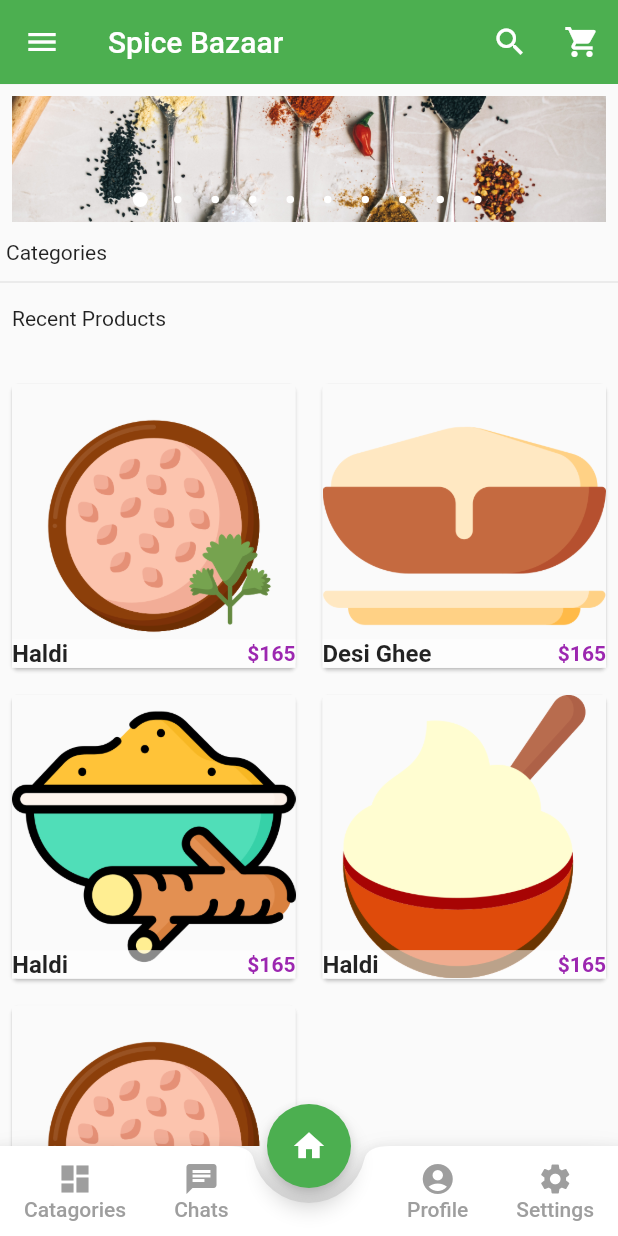
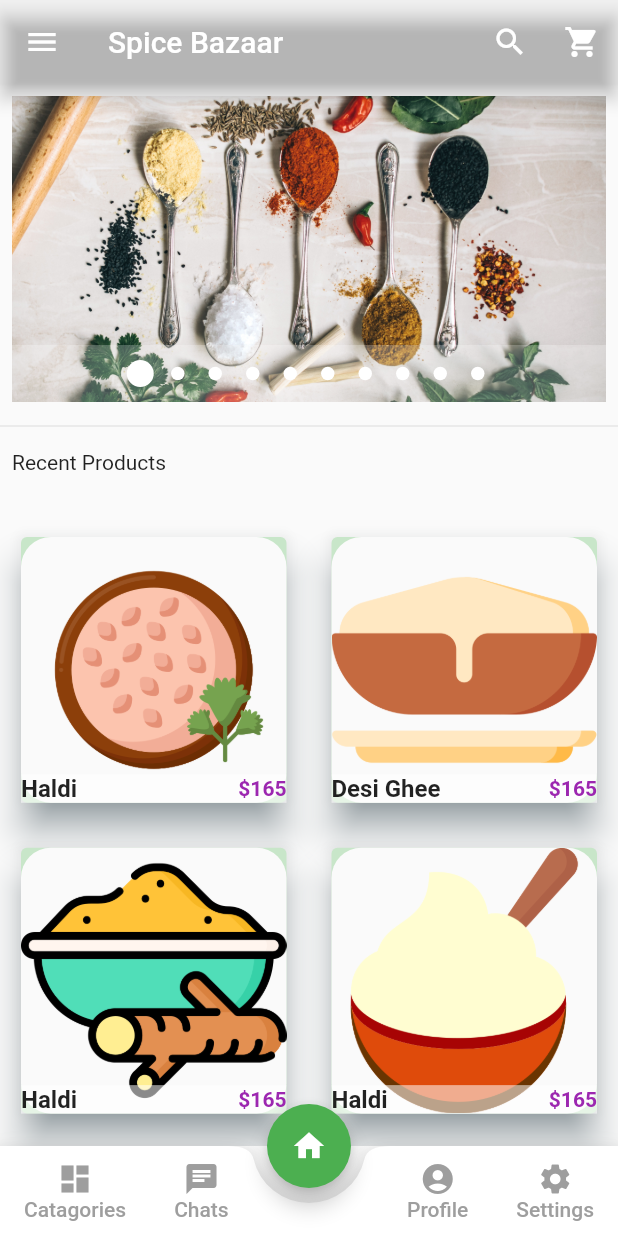
Before and after one commit to AwaisSafdar9111/Masala_Mandi, a Flutter app: the screen it shows after launch, on a phone screen of 412 x 824 dp. Run offline on Flutter 3.47's test engine with Material 2 defaults, Android fonts, the light colour scheme and no system bars; drawn by our look-alikes of carousel_pro; our stand-ins replace firebase_auth, firebase_core, font_awesome_flutter, google_sign_in; accounts and stored records are empty.

Commit message:
File updation

```diff
--- a/lib/categories/horizontal_listview.dart
+++ b/lib/categories/horizontal_listview.dart
@@ -3,8 +3,8 @@ class HorizontalList extends StatelessWidget {
   @override
   Widget build(BuildContext context) {
     return Container(
-      height: 50.0,
-      padding: EdgeInsets.all(0.5),
+      height: 100.0,
+      padding: EdgeInsets.all(10),
       child: ListView(
         scrollDirection: Axis.horizontal,
 
@@ -47,7 +47,7 @@ class Category extends StatelessWidget {
   @override
   Widget build(BuildContext context) {
     return Padding(
-      padding: EdgeInsets.all(3.0),
+      padding: EdgeInsets.all(10.0),
       child: InkWell(
         onTap: () {},
         child: Container(
--- a/lib/categories/products.dart
+++ b/lib/categories/products.dart
@@ -83,9 +83,14 @@ class Single_pro extends StatelessWidget {
   @override
   Widget build(BuildContext context) {
     return Card(
+      margin: EdgeInsets.all(10),
+      color: Colors.green[100],
+      shadowColor: Colors.blueGrey,
+      elevation: 10,
       child: Hero(
         tag: new Text("hero tag 1`"),
         child: Material(
+          borderRadius: BorderRadius.circular(20.0),
           child: InkWell(
             onTap: () => Navigator.of(context).push(
               //here we are passing the values of the product to the product details page
--- a/lib/screens/index.dart
+++ b/lib/screens/index.dart
@@ -15,7 +15,7 @@ class _HomePageState extends State<HomePage> {
   @override
   Widget build(BuildContext context) {
     Widget imageCarousel=Container(
-      height: 100,
+      height: 220,
       padding: EdgeInsets.all(8.0),
 
       //width: MediaQuery.of(context).size.width,
@@ -35,11 +35,10 @@ class _HomePageState extends State<HomePage> {
 
         ],
         autoplay: true,
-        dotSize: 5.0,
+        dotSize: 9.0,
         overlayShadowColors: Colors.black12,
-        dotBgColor: Colors.transparent,
+        dotBgColor: Colors.white24,
         indicatorBgPadding: 10.0,
-
         animationCurve: Curves.fastOutSlowIn,
         animationDuration: const Duration(milliseconds: 500),
 
@@ -47,8 +46,8 @@ class _HomePageState extends State<HomePage> {
     );
     return Scaffold(
       appBar: AppBar(
-        elevation: 0.1,
-        backgroundColor: Colors.green,
+        elevation: 5,
+        backgroundColor: Colors.transparent,
         title: const Text('Spice Bazaar'),
         actions: <Widget>[
           IconButton(
@@ -144,12 +143,6 @@ class _HomePageState extends State<HomePage> {
       body: Column(
         children:<Widget> [
           imageCarousel,
-          //padding widget
-          new Padding(padding: const EdgeInsets.all(4.0),
-            child: Container(
-                alignment: Alignment.centerLeft,
-                child: new Text("Categories ")),
-          ),
 
           const Divider(),
           //padding widget
```
Also changed, not shown: lib/screens/profile.dart (+6 -7 lines).
